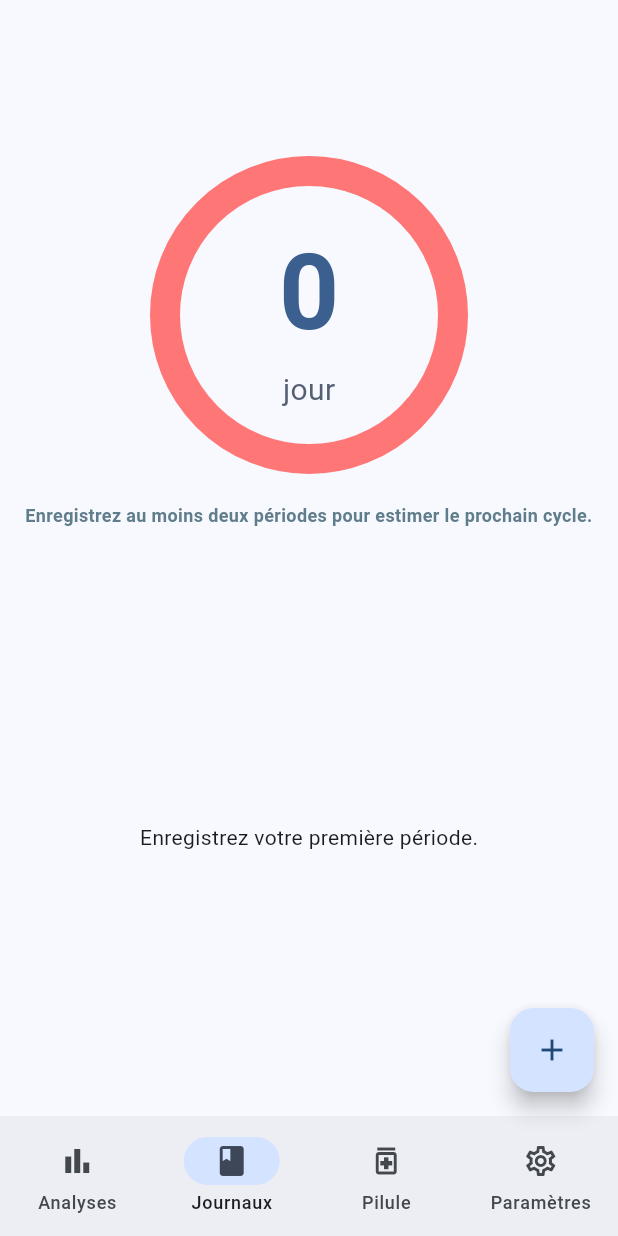
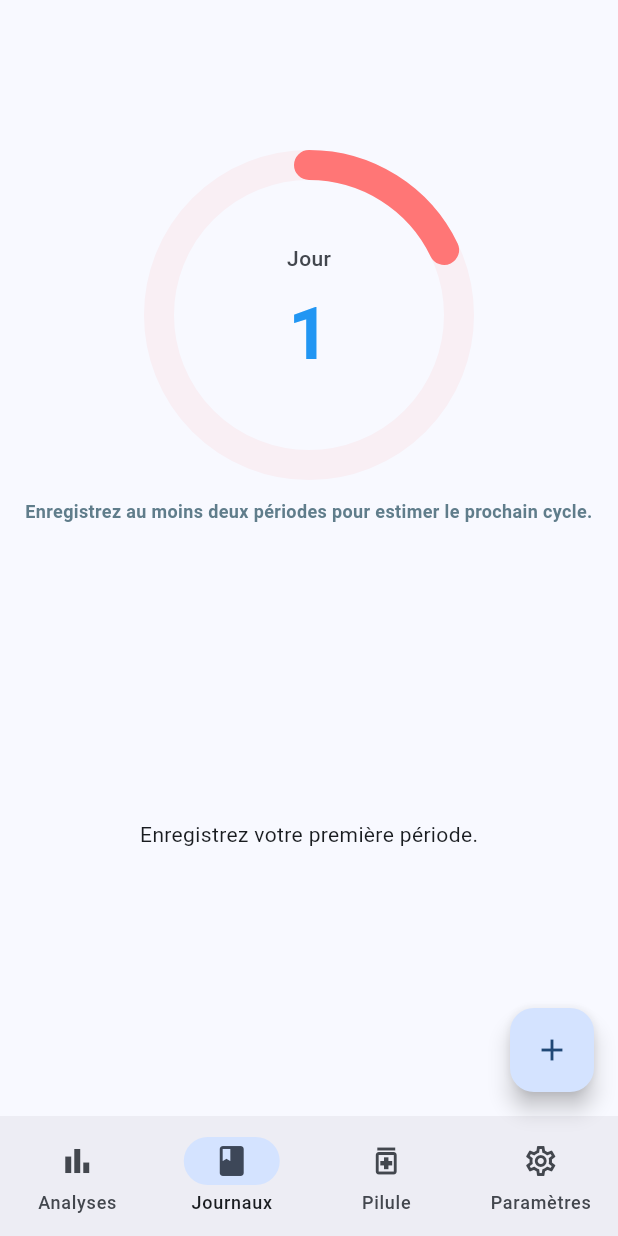
Before and after one commit to WilliamAGENEAU/cycles, a Flutter app: the screen it shows after launch, on a phone screen of 412 x 824 dp. Run offline on Flutter 3.47's test engine with Material 3 defaults, Android fonts, the phone set to English and light mode, and no system bars; drawn by our look-alikes of dynamic_color; our stand-ins replace fl_chart, flutter_colorpicker, flutter_local_notifications, flutter_svg, flutter_timezone, local_auth and 6 more; accounts and stored records are empty.

Commit message:
cercle logs_screen

```diff
--- a/lib/l10n/app_fr.arb
+++ b/lib/l10n/app_fr.arb
@@ -198,7 +198,7 @@
     "cycleLengthVarianceWidget_LogAtLeastTwoPeriods": "Au moins deux cycles sont nécessaires pour afficher la variance.",
     "cycleLengthVarianceWidget_cycleAndPeriodVeriance": "Analyses des cycles",
     "cycleLengthVarianceWidget_averageCycle": "Cycle moyen",
-    "cycleLengthVarianceWidget_averagePeriod": "Période moyenne",
+    "cycleLengthVarianceWidget_averagePeriod": "Règles moyen",
     "cycleLengthVarianceWidget_period": "Période",
     "cycleLengthVarianceWidget_cycle": "Cycle",
 
--- a/lib/l10n/app_localizations.dart
+++ b/lib/l10n/app_localizations.dart
@@ -907,7 +907,7 @@ abstract class AppLocalizations {
   /// No description provided for @cycleLengthVarianceWidget_averagePeriod.
   ///
   /// In fr, this message translates to:
-  /// **'Période moyenne'**
+  /// **'Règles moyen'**
   String get cycleLengthVarianceWidget_averagePeriod;
 
   /// No description provided for @cycleLengthVarianceWidget_period.
--- a/lib/l10n/app_localizations_fr.dart
+++ b/lib/l10n/app_localizations_fr.dart
@@ -480,7 +480,7 @@ class AppLocalizationsFr extends AppLocalizations {
   String get cycleLengthVarianceWidget_averageCycle => 'Cycle moyen';
 
   @override
-  String get cycleLengthVarianceWidget_averagePeriod => 'Période moyenne';
+  String get cycleLengthVarianceWidget_averagePeriod => 'Règles moyen';
 
   @override
   String get cycleLengthVarianceWidget_period => 'Période';
--- a/lib/screens/logs_screen.dart
+++ b/lib/screens/logs_screen.dart
@@ -1,3 +1,4 @@
+// lib/screens/logs_screen.dart
 import 'package:cycles/database/repositories/periods_repository.dart';
 import 'package:cycles/l10n/app_localizations.dart';
 import 'package:cycles/models/period_logs/period_day.dart';
@@ -35,8 +36,16 @@ class LogsScreenState extends State<LogsScreen> {
   bool _isLoading = true;
   PeriodPredictionResult? _predictionResult;
   PeriodHistoryView _selectedView = PeriodHistoryView.journal;
-  int _circleCurrentValue = 0;
-  int _circleMaxValue = 28;
+
+  // UI values for the circle
+  int _dayInCycle = 1;
+  double _periodFraction = 5 / 28;
+
+  @override
+  void initState() {
+    super.initState();
+    _refreshPeriodLogs();
+  }
 
   Future<void> handleTamponReminderCountdown() async {
     final dueDate = await NotificationService.getTamponReminderScheduledTime();
@@ -124,39 +133,93 @@ class LogsScreenState extends State<LogsScreen> {
     }
   }
 
-  void _showDetailsBottomSheet(PeriodDay log) {
-    showModalBottomSheet<void>(
-      context: context,
-      isScrollControlled: true,
-      shape: const RoundedRectangleBorder(
-        borderRadius: BorderRadius.vertical(top: Radius.circular(24)),
-      ),
-      builder: (context) {
-        return PeriodDetailsBottomSheet(
-          log: log,
-          onDelete: () => _deleteExistingLog(log.id),
-          onSave: _updateExistingLog,
+  Future<void> createNewLog(DateTime selectedDate) async {
+    final bool wasLogSuccessful = await PeriodLoggerService.showAndLogPeriod(
+      context,
+      selectedDate,
     );
-      },
-    );
+
+    if (wasLogSuccessful && mounted) {
+      _refreshPeriodLogs();
+    }
   }
 
-  @override
-  void initState() {
-    super.initState();
+  Future<void> _updateExistingLog(PeriodDay updatedLog) async {
+    await periodsRepo.updatePeriodLog(updatedLog);
+    if (mounted) {
+      Navigator.of(context).pop();
+    }
+    _refreshPeriodLogs();
+  }
+
+  Future<void> _deleteExistingLog(int? id) async {
+    if (id == null) return;
+    await periodsRepo.deletePeriodLog(id);
     _refreshPeriodLogs();
   }
 
   Future<void> _refreshPeriodLogs() async {
+    setState(() => _isLoading = true);
+
     final periodDays = await periodsRepo.readAllPeriodLogs();
     final periods = await periodsRepo.readAllPeriods();
-    final isReminderSet = await NotificationService.isTamponReminderScheduled();
     final predictionResult = PeriodPredictor.estimateNextPeriod(
       periods,
       DateTime.now(),
     );
     final selectedView = await _settingsService.getHistoryView();
 
+    // keep defaults
+    int dayInCycle = 1;
+    int cycleLength = predictionResult?.averageCycleLength ?? 28;
+    int periodDaysCount = predictionResult?.averagePeriodDuration ?? 5;
+    double periodFraction = (periodDaysCount / cycleLength);
+
+    if (periods.isNotEmpty) {
+      // select the most recent period by startDate
+      final sorted = [...periods]
+        ..sort((a, b) => b.startDate.compareTo(a.startDate)); // newest first
+      final currentPeriod = sorted.first;
+      // if we have a previous period, compute cycle length as days between starts
+      if (sorted.length > 1) {
+        final previous = sorted[1];
+        final diff = currentPeriod.startDate
+            .difference(previous.startDate)
+            .inDays;
+        if (diff > 0) {
+          cycleLength = diff;
+        } else {
+          cycleLength = predictionResult?.averageCycleLength ?? 28;
+        }
+      } else {
+        cycleLength = predictionResult?.averageCycleLength ?? 28;
+      }
+
+      // day in cycle = days since currentPeriod.startDate (inclusive)
+      final now = DateTime.now();
+      var computedDay = now.difference(currentPeriod.startDate).inDays + 1;
+      if (computedDay < 1) computedDay = 1;
+      // don't let day exceed cycleLength (keeps UI sensible)
+      if (computedDay > cycleLength) computedDay = cycleLength;
+
+      dayInCycle = computedDay;
+
+      // Period length: use actual period length if available (totalDays),
+      // otherwise fallback to predicted average.
+      if ((currentPeriod.totalDays) > 0) {
+        periodDaysCount = currentPeriod.totalDays;
+      } else {
+        periodDaysCount =
+            predictionResult?.averagePeriodDuration ?? periodDaysCount;
+      }
+
+      // compute fraction for arc
+      periodFraction = periodDaysCount / cycleLength;
+      if (periodFraction < 0) periodFraction = 0;
+      if (periodFraction > 1) periodFraction = 1;
+    }
+
+    // schedule notifications if predictionResult available (kept logic)
     if (predictionResult != null) {
       final settingsService = SettingsService();
       final periodNotificationsEnabled = await settingsService
@@ -175,8 +238,6 @@ class LogsScreenState extends State<LogsScreen> {
 
       if (mounted) {
         final l10n = AppLocalizations.of(context)!;
-
-        // Period due notification
         try {
           await NotificationService.schedulePeriodNotifications(
             scheduledTime: predictionResult.estimatedStartDate,
@@ -191,7 +252,6 @@ class LogsScreenState extends State<LogsScreen> {
           debugPrint('Error creating period notification: $e');
         }
 
-        // Overdue period notification
         try {
           await NotificationService.schedulePeriodNotifications(
             scheduledTime: predictionResult.estimatedStartDate,
@@ -210,62 +270,15 @@ class LogsScreenState extends State<LogsScreen> {
       }
     }
 
-    final isPeriodOngoing =
-        periods.isNotEmpty &&
-        DateUtils.isSameDay(periods.first.endDate, DateTime.now());
-    FabState currentState;
-    if (!isPeriodOngoing) {
-      currentState = FabState.logPeriod;
-    } else {
-      currentState = isReminderSet
-          ? FabState.cancelReminder
-          : FabState.setReminder;
-    }
-    widget.onFabStateChange(currentState);
-
-    int daysUntilDueForCircle = predictionResult?.daysUntilDue ?? 0;
-    int circleMaxValue = predictionResult?.averageCycleLength ?? 28;
-    int circleCurrentValue = daysUntilDueForCircle.clamp(0, circleMaxValue);
-
     setState(() {
-      _isLoading = false;
       _periodLogEntries = periodDays;
       _periodEntries = periods;
       _predictionResult = predictionResult;
       _selectedView = selectedView;
-      _circleCurrentValue = circleCurrentValue;
-      _circleMaxValue = circleMaxValue;
+      _dayInCycle = dayInCycle;
+      _periodFraction = periodFraction;
+      _isLoading = false;
     });
-  }
-
-  /// Creates a new log entry.
-  Future<void> createNewLog(DateTime selectedDate) async {
-    final bool wasLogSuccessful = await PeriodLoggerService.showAndLogPeriod(
-      context,
-      selectedDate,
-    );
-
-    if (wasLogSuccessful && mounted) {
-      _refreshPeriodLogs();
-    }
-  }
-
-  /// updates an existing log entry.
-  Future<void> _updateExistingLog(PeriodDay updatedLog) async {
-    await periodsRepo.updatePeriodLog(updatedLog);
-
-    if (mounted) {
-      Navigator.of(context).pop();
-    }
-
-    _refreshPeriodLogs();
-  }
-
-  /// Deletes a log entry.
-  Future<void> _deleteExistingLog(int? id) async {
-    if (id == null) return;
-    await periodsRepo.deletePeriodLog(id);
-    _refreshPeriodLogs();
   }
 
   @override
@@ -286,26 +299,51 @@ class LogsScreenState extends State<LogsScreen> {
       } else if (_predictionResult!.daysUntilDue == 0) {
         predictionText = '${l10n.logScreen_periodDueToday} $datePart';
       } else {
-        // _predictionResult.daysUntilDue is negative, meaning overdue
         predictionText =
             '${l10n.logScreen_periodOverdueBy(-_predictionResult!.daysUntilDue)}: $datePart';
       }
     }
+
     return Column(
-      mainAxisSize: MainAxisSize.max,
-      mainAxisAlignment: MainAxisAlignment.start,
       crossAxisAlignment: CrossAxisAlignment.stretch,
       children: [
         const SizedBox(height: 100),
+        // Circle + center text
+        Stack(
+          alignment: Alignment.center,
+          children: [
             BasicProgressCircle(
-          currentValue: _circleCurrentValue,
-          maxValue: _circleMaxValue,
+              periodFraction: _periodFraction,
               circleSize: 220,
               strokeWidth: 20,
               progressColor: const Color.fromARGB(255, 255, 118, 118),
               trackColor: const Color.fromARGB(20, 255, 118, 118),
             ),
-        const SizedBox(height: 15),
+            Column(
+              mainAxisAlignment: MainAxisAlignment.center,
+              children: [
+                Text(
+                  'Jour',
+                  style: TextStyle(
+                    fontSize: 14,
+                    color: Theme.of(context).colorScheme.onSurfaceVariant,
+                    fontWeight: FontWeight.w500,
+                  ),
+                ),
+                const SizedBox(height: 6),
+                Text(
+                  '$_dayInCycle',
+                  style: const TextStyle(
+                    fontSize: 48,
+                    fontWeight: FontWeight.bold,
+                    color: Colors.blue,
+                  ),
+                ),
+              ],
+            ),
+          ],
+        ),
+        const SizedBox(height: 12),
         Text(
           predictionText,
           textAlign: TextAlign.center,
@@ -316,16 +354,37 @@ class LogsScreenState extends State<LogsScreen> {
           ),
         ),
         const SizedBox(height: 20),
-        DynamicHistoryView(
+        Expanded(
+          child: DynamicHistoryView(
             predictionResult: _predictionResult,
             selectedView: _selectedView,
             periodLogEntries: _periodLogEntries,
             periodEntries: _periodEntries,
             isLoading: _isLoading,
-          onLogRequested: createNewLog,
-          onLogTapped: _showDetailsBottomSheet,
+            onLogRequested: (d) => createNewLog(d),
+            onLogTapped: (log) {
+              _showDetailsBottomSheet(log);
+            },
+          ),
         ),
       ],
     );
   }
+
+  void _showDetailsBottomSheet(PeriodDay log) {
+    showModalBottomSheet<void>(
+      context: context,
+      isScrollControlled: true,
+      shape: const RoundedRectangleBorder(
+        borderRadius: BorderRadius.vertical(top: Radius.circular(24)),
+      ),
+      builder: (context) {
+        return PeriodDetailsBottomSheet(
+          log: log,
+          onDelete: () => _deleteExistingLog(log.id),
+          onSave: _updateExistingLog,
+        );
+      },
+    );
   }
+}
--- a/lib/screens/main_screen.dart
+++ b/lib/screens/main_screen.dart
@@ -108,9 +108,9 @@ class _MainScreenState extends State<MainScreen> {
     return FloatingActionButton(
       key: const ValueKey('countdown_reminder_fab'),
       tooltip: l10n.mainScreen_tooltipCancelReminder,
-      onPressed: () =>
-          _logsScreenKey.currentState?.handleTamponReminderCountdown(),
-      child: const Icon(Icons.timer),
+      onPressed: () => "",
+      // _logsScreenKey.currentState?.handleTamponReminderCountdown(),
+      // child: const Icon(Icons.timer),
     );
   }
 
--- a/lib/widgets/basic_progress_circle.dart
+++ b/lib/widgets/basic_progress_circle.dart
@@ -1,125 +1,93 @@
-// ignore_for_file: deprecated_member_use
+// lib/widgets/basic_progress_circle.dart
+import 'package:flutter/material.dart';
+import 'dart:math';
 
-import 'package:cycles/l10n/app_localizations.dart';
-import 'package:flutter/material.dart';
-
-class BasicProgressCircle extends StatefulWidget {
-  final int currentValue;
-  final int maxValue;
+class BasicProgressCircle extends StatelessWidget {
+  /// portion de l'arc rouge : periodDays / cycleLength (0.0 .. 1.0)
+  final double periodFraction;
   final double circleSize;
   final double strokeWidth;
   final Color progressColor;
   final Color trackColor;
-  final Duration animationDuration;
 
   const BasicProgressCircle({
     super.key,
-    required this.currentValue,
-    required this.maxValue,
-    this.circleSize = 200.0,
-    this.strokeWidth = 15.0,
-    this.progressColor = Colors.red,
-    this.trackColor = Colors.grey,
-    this.animationDuration = const Duration(milliseconds: 700),
+    required this.periodFraction,
+    this.circleSize = 220,
+    this.strokeWidth = 20,
+    this.progressColor = const Color.fromARGB(255, 255, 118, 118),
+    this.trackColor = const Color.fromARGB(20, 255, 118, 118),
   });
 
   @override
-  State<BasicProgressCircle> createState() => _BasicProgressCircleState();
+  Widget build(BuildContext context) {
+    return SizedBox(
+      width: circleSize,
+      height: circleSize,
+      child: CustomPaint(
+        painter: _ProgressCirclePainter(
+          periodFraction: periodFraction.clamp(0.0, 1.0),
+          strokeWidth: strokeWidth,
+          progressColor: progressColor,
+          trackColor: trackColor,
+        ),
+      ),
+    );
+  }
 }
 
-class _BasicProgressCircleState extends State<BasicProgressCircle>
-    with SingleTickerProviderStateMixin {
-  late AnimationController _controller;
-  late Animation<double> _animation;
+class _ProgressCirclePainter extends CustomPainter {
+  final double periodFraction;
+  final double strokeWidth;
+  final Color progressColor;
+  final Color trackColor;
 
-  double _calculateTargetProgress() {
-    return (1.0 - (widget.currentValue / widget.maxValue)).clamp(0.0, 1.0);
-  }
+  _ProgressCirclePainter({
+    required this.periodFraction,
+    required this.strokeWidth,
+    required this.progressColor,
+    required this.trackColor,
+  });
 
   @override
-  void initState() {
-    super.initState();
-    _controller = AnimationController(
-      vsync: this,
-      duration: widget.animationDuration,
-    );
+  void paint(Canvas canvas, Size size) {
+    final center = size.center(Offset.zero);
+    final radius = (size.width / 2) - (strokeWidth / 2);
 
-    _animation =
-        Tween<double>(
-          begin: 0.0,
-          end: _calculateTargetProgress(),
-        ).animate(_controller)..addListener(() {
-          setState(() {});
-        });
+    final trackPaint = Paint()
+      ..color = trackColor
+      ..style = PaintingStyle.stroke
+      ..strokeWidth = strokeWidth
+      ..strokeCap = StrokeCap.round;
 
-    _controller.forward();
-  }
+    final progressPaint = Paint()
+      ..color = progressColor
+      ..style = PaintingStyle.stroke
+      ..strokeWidth = strokeWidth
+      ..strokeCap = StrokeCap.round;
 
-  @override
-  void didUpdateWidget(covariant BasicProgressCircle oldWidget) {
-    super.didUpdateWidget(oldWidget);
+    // draw full track (light)
+    canvas.drawCircle(center, radius, trackPaint);
 
-    if (widget.currentValue != oldWidget.currentValue ||
-        widget.maxValue != oldWidget.maxValue) {
-      _animation = Tween<double>(
-        begin: _animation.value,
-        end: _calculateTargetProgress(),
-      ).animate(_controller);
-      _controller.forward(from: 0.0);
+    // draw red arc for period portion (start at top, clockwise)
+    final startAngle = -pi / 2;
+    final sweep = 2 * pi * periodFraction;
+    if (sweep > 0) {
+      canvas.drawArc(
+        Rect.fromCircle(center: center, radius: radius),
+        startAngle,
+        sweep,
+        false,
+        progressPaint,
+      );
     }
   }
 
   @override
-  void dispose() {
-    _controller.dispose();
-    super.dispose();
-  }
-
-  @override
-  Widget build(BuildContext context) {
-    final ColorScheme colorScheme = Theme.of(context).colorScheme;
-    final l10n = AppLocalizations.of(context)!;
-
-    return SizedBox(
-      width: widget.circleSize,
-      height: widget.circleSize,
-      child: Stack(
-        alignment: Alignment.center,
-        children: [
-          SizedBox(
-            width: widget.circleSize,
-            height: widget.circleSize,
-            child: CircularProgressIndicator(
-              year2023: false,
-              value: _animation.value,
-              strokeWidth: widget.strokeWidth,
-              valueColor: AlwaysStoppedAnimation<Color>(widget.progressColor),
-              backgroundColor: widget.trackColor,
-            ),
-          ),
-          Column(
-            mainAxisAlignment: MainAxisAlignment.center,
-            children: [
-              Text(
-                '${widget.currentValue}',
-                style: TextStyle(
-                  fontSize: 70,
-                  fontWeight: FontWeight.bold,
-                  color: colorScheme.primary,
-                ),
-              ),
-              Text(
-                l10n.periodPredictionCircle_days(widget.currentValue),
-                style: TextStyle(
-                  fontSize: 20,
-                  fontWeight: FontWeight.normal,
-                  color: colorScheme.secondary,
-                ),
-              ),
-            ],
-          ),
-        ],
-      ),
-    );
+  bool shouldRepaint(covariant _ProgressCirclePainter oldDelegate) {
+    return oldDelegate.periodFraction != periodFraction ||
+        oldDelegate.progressColor != progressColor ||
+        oldDelegate.trackColor != trackColor ||
+        oldDelegate.strokeWidth != strokeWidth;
   }
 }
```
Also changed, not shown: lib/widgets/insights/cycle_length_variance.dart (+9 -8 lines). Lines whose indentation alone changed are shown as unchanged.
